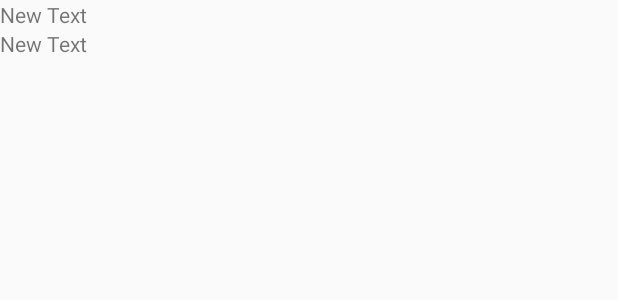
After one commit to elkouhen/catalogue-formation, an Android app: the layout formation_item.xml on its own in the app's theme, with its tools: preview values and no code run, on a phone screen of 412 x 824 dp. The commit adds this screen. Shown: the top 300 px of the screen. Run offline under Robolectric (Android 15) with nearby library versions, the phone set to English and light mode, and no system bars.

Commit message:
refactoring avec androidannotations

```diff
--- a/formationsIhmAndroid/app/src/main/java/formations/softeam/com/formationsihmandroid/MainActivity.java
+++ b/formationsIhmAndroid/app/src/main/java/formations/softeam/com/formationsihmandroid/MainActivity.java
@@ -46,7 +46,7 @@ public class MainActivity extends ActionBarActivity
         // update the main content by replacing fragments
         FragmentManager fragmentManager = getSupportFragmentManager();
         fragmentManager.beginTransaction()
-                .replace(R.id.container, PlaceholderFragment_.newInstance(position + 1))
+                .replace(R.id.container, FormationListFragment_.newInstance(position + 1))
                 .commit();
     }
 
--- /dev/null
+++ b/formationsIhmAndroid/app/src/main/res/layout/formation_item.xml
@@ -0,0 +1,18 @@
+<?xml version="1.0" encoding="utf-8"?>
+<LinearLayout xmlns:android="http://schemas.android.com/apk/res/android"
+    android:orientation="vertical" android:layout_width="match_parent"
+    android:layout_height="match_parent">
+
+
+    <TextView
+        android:layout_width="wrap_content"
+        android:layout_height="wrap_content"
+        android:text="New Text"
+        android:id="@+id/titreView" />
+
+    <TextView
+        android:layout_width="wrap_content"
+        android:layout_height="wrap_content"
+        android:text="New Text"
+        android:id="@+id/categoryView" />
+</LinearLayout>
```
Also changed, not shown: formationsIhmAndroid/app/build.gradle (+13 -3 lines), formationsIhmAndroid/app/src/main/java/formations/softeam/com/formationsihmandroid/FormationItemView.java (added, +29 -0 lines), formationsIhmAndroid/app/src/main/java/formations/softeam/com/formationsihmandroid/FormationListAdapter.java (added, +65 -0 lines), formationsIhmAndroid/app/src/main/java/formations/softeam/com/formationsihmandroid/FormationListFragment.java (added, +58 -0 lines), formationsIhmAndroid/app/src/main/java/formations/softeam/com/formationsihmandroid/services/FormationResource.java (+5 -4 lines), formationsIhmAndroid/app/src/main/res/layout/fragment_formation_list.xml (added, +16 -0 lines), 2 other files.
